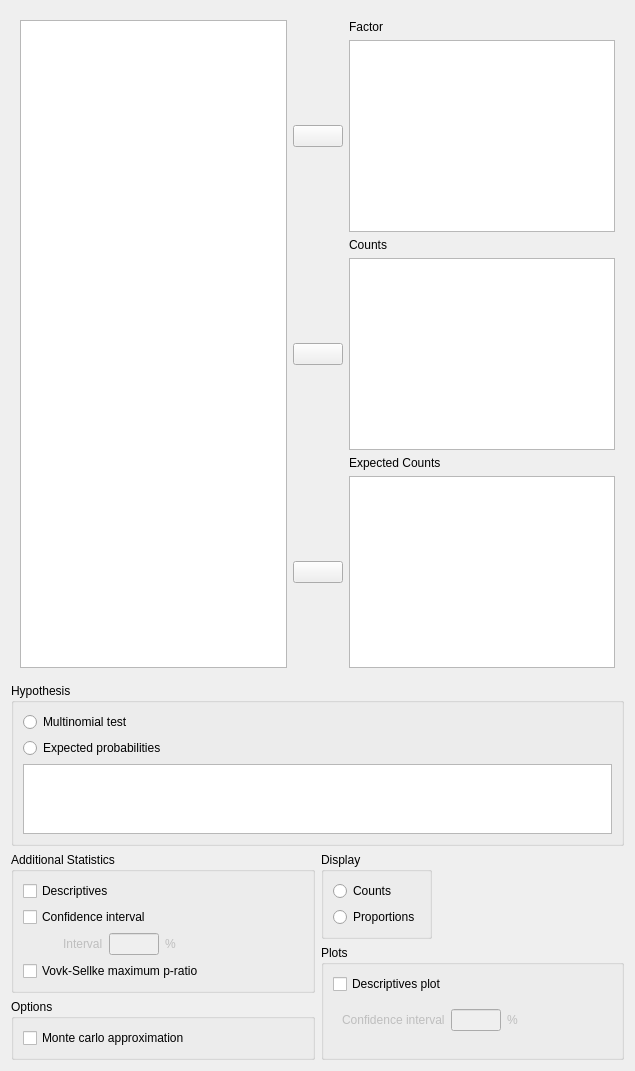
First picture: the form in JASP-Desktop/analysisforms/Common/multinomialtestform.ui, repository jasp-stats/jasp-desktop, before the edit.
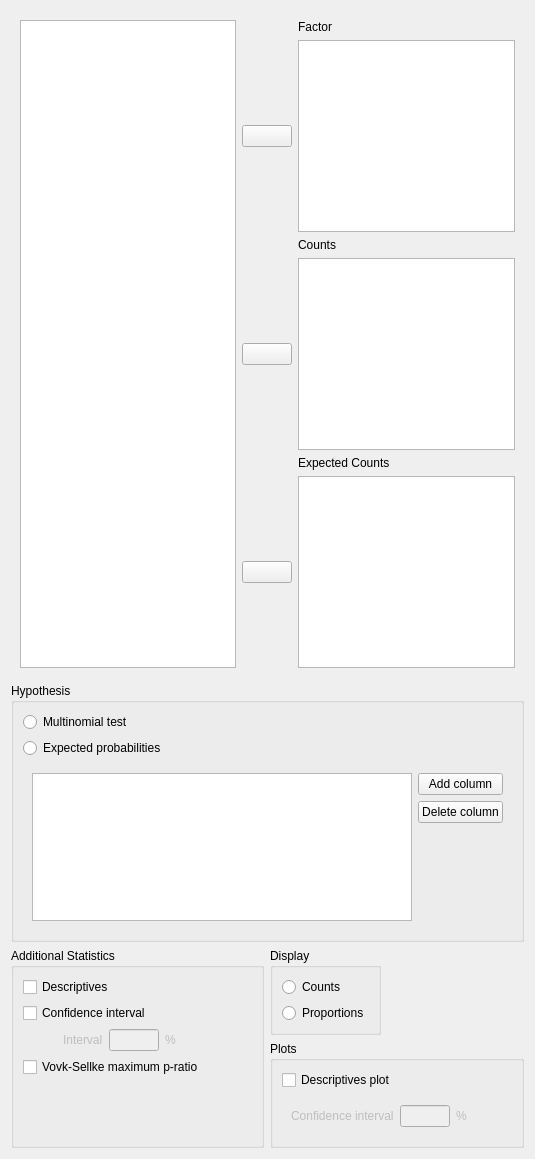
Second picture: the form after the edit. Custom widgets are drawn as their Qt base class.

Commit message: Multinomial table initial 1. BoundTableWidget refresh function called on cellChanged signal throw 2. Print all members of the table in refresh function

Diff of the .ui file:
```diff
--- a/JASP-Desktop/analysisforms/Common/multinomialtestform.ui
+++ b/JASP-Desktop/analysisforms/Common/multinomialtestform.ui
@@ -6,212 +6,14 @@
    <rect>
     <x>0</x>
     <y>0</y>
-    <width>635</width>
-    <height>1071</height>
+    <width>535</width>
+    <height>1159</height>
    </rect>
   </property>
   <property name="windowTitle">
    <string>Form</string>
   </property>
   <layout class="QGridLayout" name="gridLayout_5">
-   <item row="5" column="0" colspan="2">
-    <spacer name="verticalSpacer">
-     <property name="orientation">
-      <enum>Qt::Vertical</enum>
-     </property>
-     <property name="sizeHint" stdset="0">
-      <size>
-       <width>20</width>
-       <height>40</height>
-      </size>
-     </property>
-    </spacer>
-   </item>
-   <item row="4" column="0">
-    <widget class="BoundGroupBox" name="analysisOptions">
-     <property name="title">
-      <string>Options</string>
-     </property>
-     <layout class="QGridLayout" name="gridLayout_9">
-      <item row="0" column="0">
-       <widget class="BoundCheckBox" name="simulatepval">
-        <property name="text">
-         <string>Monte carlo approximation</string>
-        </property>
-       </widget>
-      </item>
-     </layout>
-    </widget>
-   </item>
-   <item row="3" column="1" rowspan="2">
-    <widget class="BoundGroupBox" name="plots">
-     <property name="title">
-      <string>Plots</string>
-     </property>
-     <layout class="QGridLayout" name="gridLayout_4">
-      <item row="0" column="0">
-       <widget class="BoundCheckBox" name="descriptivesPlot">
-        <property name="sizePolicy">
-         <sizepolicy hsizetype="Fixed" vsizetype="Fixed">
-          <horstretch>0</horstretch>
-          <verstretch>0</verstretch>
-         </sizepolicy>
-        </property>
-        <property name="text">
-         <string>Descriptives plot</string>
-        </property>
-       </widget>
-      </item>
-      <item row="0" column="1" rowspan="2">
-       <spacer name="horizontalSpacer">
-        <property name="orientation">
-         <enum>Qt::Horizontal</enum>
-        </property>
-        <property name="sizeHint" stdset="0">
-         <size>
-          <width>40</width>
-          <height>20</height>
-         </size>
-        </property>
-       </spacer>
-      </item>
-      <item row="1" column="0">
-       <widget class="QWidget" name="plotCI" native="true">
-        <property name="enabled">
-         <bool>false</bool>
-        </property>
-        <property name="sizePolicy">
-         <sizepolicy hsizetype="Fixed" vsizetype="Fixed">
-          <horstretch>0</horstretch>
-          <verstretch>0</verstretch>
-         </sizepolicy>
-        </property>
-        <layout class="QGridLayout" name="gridLayout_3">
-         <item row="0" column="0">
-          <widget class="QLabel" name="label_7">
-           <property name="sizePolicy">
-            <sizepolicy hsizetype="Fixed" vsizetype="Fixed">
-             <horstretch>0</horstretch>
-             <verstretch>0</verstretch>
-            </sizepolicy>
-           </property>
-           <property name="text">
-            <string>Confidence interval</string>
-           </property>
-          </widget>
-         </item>
-         <item row="0" column="2">
-          <widget class="QLabel" name="label_6">
-           <property name="sizePolicy">
-            <sizepolicy hsizetype="Fixed" vsizetype="Fixed">
-             <horstretch>0</horstretch>
-             <verstretch>0</verstretch>
-            </sizepolicy>
-           </property>
-           <property name="text">
-            <string>%</string>
-           </property>
-          </widget>
-         </item>
-         <item row="0" column="1">
-          <widget class="BoundTextBox" name="descriptivesPlotConfidenceInterval">
-           <property name="sizePolicy">
-            <sizepolicy hsizetype="Fixed" vsizetype="Fixed">
-             <horstretch>0</horstretch>
-             <verstretch>0</verstretch>
-            </sizepolicy>
-           </property>
-           <property name="maximumSize">
-            <size>
-             <width>50</width>
-             <height>16777215</height>
-            </size>
-           </property>
-          </widget>
-         </item>
-        </layout>
-       </widget>
-      </item>
-      <item row="2" column="0" colspan="2">
-       <spacer name="verticalSpacer_2">
-        <property name="orientation">
-         <enum>Qt::Vertical</enum>
-        </property>
-        <property name="sizeHint" stdset="0">
-         <size>
-          <width>20</width>
-          <height>40</height>
-         </size>
-        </property>
-       </spacer>
-      </item>
-     </layout>
-     <zorder>descriptivesPlot</zorder>
-     <zorder>plotCI</zorder>
-     <zorder>horizontalSpacer</zorder>
-     <zorder>verticalSpacer_2</zorder>
-    </widget>
-   </item>
-   <item row="1" column="0" colspan="2">
-    <widget class="BoundGroupBox" name="hypothesis">
-     <property name="sizePolicy">
-      <sizepolicy hsizetype="Preferred" vsizetype="Preferred">
-       <horstretch>0</horstretch>
-       <verstretch>0</verstretch>
-      </sizepolicy>
-     </property>
-     <property name="title">
-      <string>Hypothesis</string>
-     </property>
-     <property name="flat">
-      <bool>false</bool>
-     </property>
-     <layout class="QGridLayout" name="gridLayout_2">
-      <item row="0" column="0">
-       <widget class="QRadioButton" name="_1multinomialTest">
-        <property name="sizePolicy">
-         <sizepolicy hsizetype="Fixed" vsizetype="Fixed">
-          <horstretch>0</horstretch>
-          <verstretch>0</verstretch>
-         </sizepolicy>
-        </property>
-        <property name="text">
-         <string>Multinomial test</string>
-        </property>
-       </widget>
-      </item>
-      <item row="0" column="1">
-       <spacer name="horizontalSpacer_2">
-        <property name="orientation">
-         <enum>Qt::Horizontal</enum>
-        </property>
-        <property name="sizeHint" stdset="0">
-         <size>
-          <width>40</width>
-          <height>20</height>
-         </size>
-        </property>
-       </spacer>
-      </item>
-      <item row="1" column="0">
-       <widget class="QRadioButton" name="_2expectedProbs">
-        <property name="sizePolicy">
-         <sizepolicy hsizetype="Fixed" vsizetype="Fixed">
-          <horstretch>0</horstretch>
-          <verstretch>0</verstretch>
-         </sizepolicy>
-        </property>
-        <property name="text">
-         <string>Expected probabilities</string>
-        </property>
-       </widget>
-      </item>
-      <item row="2" column="0" colspan="2">
-       <widget class="QTableView" name="tableView"/>
-      </item>
-     </layout>
-    </widget>
-   </item>
    <item row="0" column="0" colspan="2">
     <widget class="QWidget" name="topWidget" native="true">
      <layout class="QGridLayout" name="gridLayout">
@@ -381,7 +183,116 @@
      <zorder>assignCounts</zorder>
     </widget>
    </item>
-   <item row="2" column="1">
+   <item row="4" column="1">
+    <widget class="BoundGroupBox" name="plots">
+     <property name="title">
+      <string>Plots</string>
+     </property>
+     <layout class="QGridLayout" name="gridLayout_4">
+      <item row="1" column="0">
+       <widget class="QWidget" name="plotCI" native="true">
+        <property name="enabled">
+         <bool>false</bool>
+        </property>
+        <property name="sizePolicy">
+         <sizepolicy hsizetype="Fixed" vsizetype="Fixed">
+          <horstretch>0</horstretch>
+          <verstretch>0</verstretch>
+         </sizepolicy>
+        </property>
+        <layout class="QGridLayout" name="gridLayout_3">
+         <item row="0" column="0">
+          <widget class="QLabel" name="label_7">
+           <property name="sizePolicy">
+            <sizepolicy hsizetype="Fixed" vsizetype="Fixed">
+             <horstretch>0</horstretch>
+             <verstretch>0</verstretch>
+            </sizepolicy>
+           </property>
+           <property name="text">
+            <string>Confidence interval</string>
+           </property>
+          </widget>
+         </item>
+         <item row="0" column="2">
+          <widget class="QLabel" name="label_6">
+           <property name="sizePolicy">
+            <sizepolicy hsizetype="Fixed" vsizetype="Fixed">
+             <horstretch>0</horstretch>
+             <verstretch>0</verstretch>
+            </sizepolicy>
+           </property>
+           <property name="text">
+            <string>%</string>
+           </property>
+          </widget>
+         </item>
+         <item row="0" column="1">
+          <widget class="BoundTextBox" name="descriptivesPlotConfidenceInterval">
+           <property name="sizePolicy">
+            <sizepolicy hsizetype="Fixed" vsizetype="Fixed">
+             <horstretch>0</horstretch>
+             <verstretch>0</verstretch>
+            </sizepolicy>
+           </property>
+           <property name="maximumSize">
+            <size>
+             <width>50</width>
+             <height>16777215</height>
+            </size>
+           </property>
+          </widget>
+         </item>
+        </layout>
+       </widget>
+      </item>
+      <item row="0" column="0">
+       <widget class="BoundCheckBox" name="descriptivesPlot">
+        <property name="sizePolicy">
+         <sizepolicy hsizetype="Fixed" vsizetype="Fixed">
+          <horstretch>0</horstretch>
+          <verstretch>0</verstretch>
+         </sizepolicy>
+        </property>
+        <property name="text">
+         <string>Descriptives plot</string>
+        </property>
+       </widget>
+      </item>
+      <item row="2" column="0">
+       <spacer name="verticalSpacer_2">
+        <property name="orientation">
+         <enum>Qt::Vertical</enum>
+        </property>
+        <property name="sizeHint" stdset="0">
+         <size>
+          <width>20</width>
+          <height>40</height>
+         </size>
+        </property>
+       </spacer>
+      </item>
+      <item row="1" column="1">
+       <spacer name="horizontalSpacer">
+        <property name="orientation">
+         <enum>Qt::Horizontal</enum>
+        </property>
+        <property name="sizeHint" stdset="0">
+         <size>
+          <width>40</width>
+          <height>20</height>
+         </size>
+        </property>
+       </spacer>
+      </item>
+     </layout>
+     <zorder>descriptivesPlot</zorder>
+     <zorder>plotCI</zorder>
+     <zorder>verticalSpacer_2</zorder>
+     <zorder>horizontalSpacer</zorder>
+    </widget>
+   </item>
+   <item row="3" column="1">
     <widget class="BoundGroupBox" name="countProp">
      <property name="enabled">
       <bool>true</bool>
@@ -425,7 +336,20 @@
      </layout>
     </widget>
    </item>
-   <item row="2" column="0" rowspan="2">
+   <item row="5" column="0" colspan="2">
+    <spacer name="verticalSpacer">
+     <property name="orientation">
+      <enum>Qt::Vertical</enum>
+     </property>
+     <property name="sizeHint" stdset="0">
+      <size>
+       <width>20</width>
+       <height>40</height>
+      </size>
+     </property>
+    </spacer>
+   </item>
+   <item row="3" column="0" rowspan="2">
     <widget class="BoundGroupBox" name="additional">
      <property name="sizePolicy">
       <sizepolicy hsizetype="Preferred" vsizetype="Preferred">
@@ -574,6 +498,116 @@
         </layout>
        </widget>
       </item>
+      <item row="5" column="0">
+       <spacer name="verticalSpacer_3">
+        <property name="orientation">
+         <enum>Qt::Vertical</enum>
+        </property>
+        <property name="sizeHint" stdset="0">
+         <size>
+          <width>20</width>
+          <height>40</height>
+         </size>
+        </property>
+       </spacer>
+      </item>
+     </layout>
+    </widget>
+   </item>
+   <item row="1" column="0" colspan="2">
+    <widget class="BoundGroupBox" name="hypothesis">
+     <property name="sizePolicy">
+      <sizepolicy hsizetype="Preferred" vsizetype="Preferred">
+       <horstretch>0</horstretch>
+       <verstretch>0</verstretch>
+      </sizepolicy>
+     </property>
+     <property name="title">
+      <string>Hypothesis</string>
+     </property>
+     <property name="flat">
+      <bool>false</bool>
+     </property>
+     <layout class="QGridLayout" name="gridLayout_2">
+      <item row="2" column="0">
+       <widget class="QRadioButton" name="_2expectedProbs">
+        <property name="sizePolicy">
+         <sizepolicy hsizetype="Fixed" vsizetype="Fixed">
+          <horstretch>0</horstretch>
+          <verstretch>0</verstretch>
+         </sizepolicy>
+        </property>
+        <property name="text">
+         <string>Expected probabilities</string>
+        </property>
+       </widget>
+      </item>
+      <item row="0" column="0">
+       <widget class="QRadioButton" name="_1multinomialTest">
+        <property name="sizePolicy">
+         <sizepolicy hsizetype="Fixed" vsizetype="Fixed">
+          <horstretch>0</horstretch>
+          <verstretch>0</verstretch>
+         </sizepolicy>
+        </property>
+        <property name="text">
+         <string>Multinomial test</string>
+        </property>
+       </widget>
+      </item>
+      <item row="0" column="1">
+       <spacer name="horizontalSpacer_2">
+        <property name="orientation">
+         <enum>Qt::Horizontal</enum>
+        </property>
+        <property name="sizeHint" stdset="0">
+         <size>
+          <width>40</width>
+          <height>20</height>
+         </size>
+        </property>
+       </spacer>
+      </item>
+      <item row="4" column="0" colspan="2">
+       <widget class="QWidget" name="widget_expectedProbsTable" native="true">
+        <layout class="QGridLayout" name="layout_expectedProbsTable">
+         <item row="0" column="0">
+          <widget class="BoundTableWidget" name="tableWidget"/>
+         </item>
+         <item row="0" column="1">
+          <layout class="QVBoxLayout" name="verticalLayout_2">
+           <item>
+            <widget class="QPushButton" name="addColumn">
+             <property name="text">
+              <string>Add column</string>
+             </property>
+            </widget>
+           </item>
+           <item>
+            <widget class="QPushButton" name="deleteColumn">
+             <property name="text">
+              <string>Delete column</string>
+             </property>
+            </widget>
+           </item>
+           <item>
+            <spacer name="verticalSpacer_4">
+             <property name="orientation">
+              <enum>Qt::Vertical</enum>
+             </property>
+             <property name="sizeHint" stdset="0">
+              <size>
+               <width>20</width>
+               <height>40</height>
+              </size>
+             </property>
+            </spacer>
+           </item>
+          </layout>
+         </item>
+        </layout>
+       </widget>
+      </item>
      </layout>
     </widget>
    </item>
@@ -611,6 +645,11 @@
    <extends>QListView</extends>
    <header>widgets/boundsingleitemview.h</header>
   </customwidget>
+  <customwidget>
+   <class>BoundTableWidget</class>
+   <extends>QTableWidget</extends>
+   <header location="global">widgets/boundtablewidget.h</header>
+  </customwidget>
  </customwidgets>
  <resources/>
  <connections>
```
Left out of the diff: 23 changed lines with no effect on the pictures. The commit also changes 10 other files.
